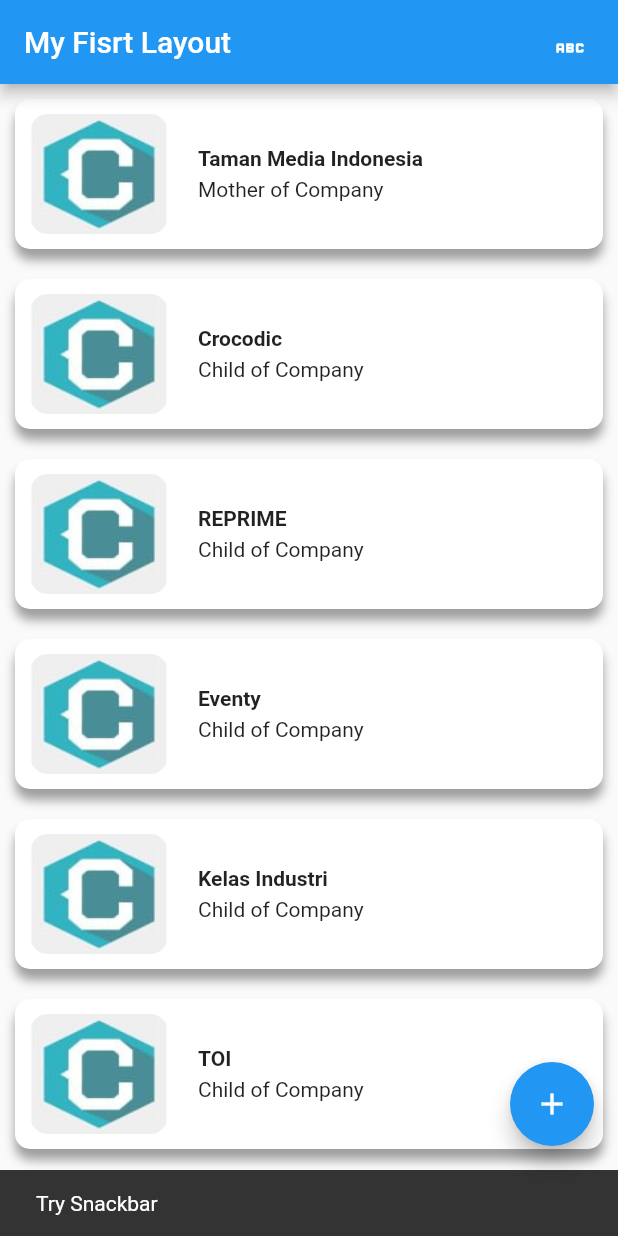
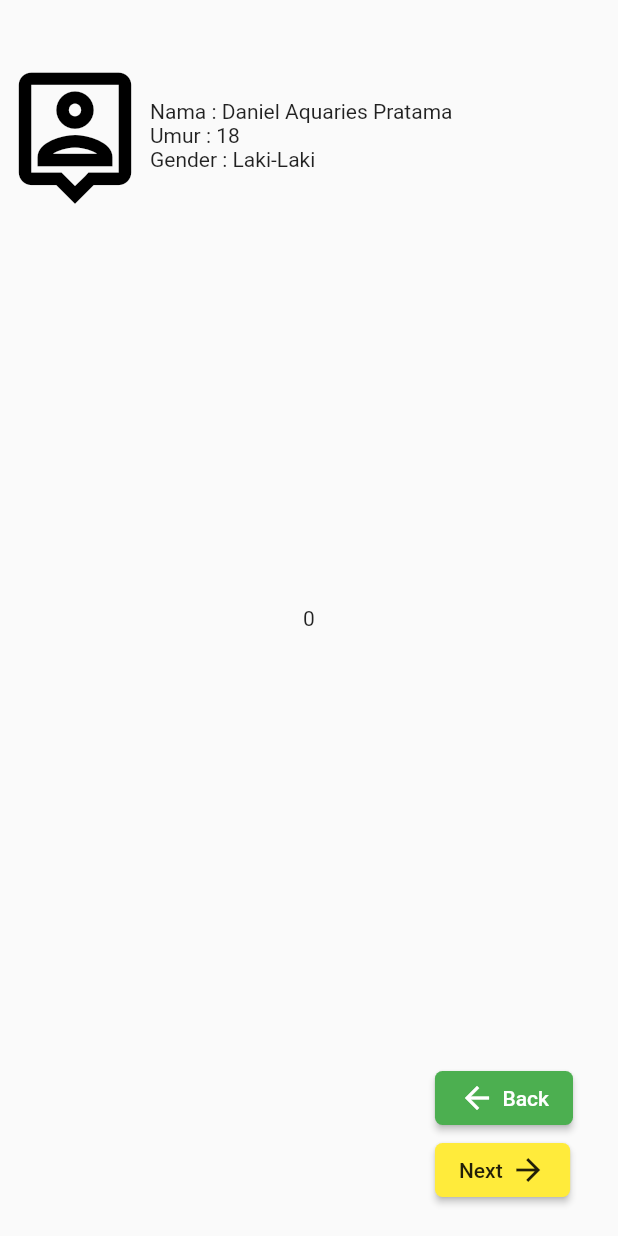
Before and after one commit to danielaquaries20/Flutter-Trial-Week-1, a Flutter app: the screen it shows after launch, after a tap on the "add" icon, on a phone screen of 412 x 824 dp. Run offline on Flutter 3.47's test engine with Material 2 defaults, Android fonts, the phone set to English and light mode, and no system bars; our stand-ins replace go_router.

Commit message:
Menambahkan Trial Layout 1

```diff
--- a/lib/my_first_layout.dart
+++ b/lib/my_first_layout.dart
@@ -83,11 +83,14 @@ class _MyFirstLayoutState extends State<MyFirstLayout> {
         ),
       ),
       floatingActionButton: FloatingActionButton(
-        onPressed: () => ScaffoldMessenger.of(context).showSnackBar(
-          const SnackBar(
-            content: Text("Try Snackbar"),
-          ),
-        ),
+        onPressed: () => {
+          // ScaffoldMessenger.of(context).showSnackBar(
+          //   const SnackBar(
+          //     content: Text("Try Snackbar"),
+          //   ),
+          // ),
+          context.push('/trial_layout_1')
+        },
         child: const Icon(Icons.add),
       ),
     );
--- a/lib/router.dart
+++ b/lib/router.dart
@@ -3,6 +3,7 @@ import 'package:go_router/go_router.dart';
 import 'package:week1/detail_screen.dart';
 import 'package:week1/my_first_layout.dart';
 import 'package:week1/profile.dart';
+import 'package:week1/trial_layout_1.dart';
 
 final router = GoRouter(
   routes: [
@@ -23,6 +24,10 @@ final router = GoRouter(
           ),
         );
       },
-    )
+    ),
+    GoRoute(
+      path: '/trial_layout_1',
+      builder: (context, state) => const TrialLayout1(),
+    ),
   ],
 );
--- /dev/null
+++ b/lib/trial_layout_1.dart
@@ -0,0 +1,121 @@
+import 'package:flutter/material.dart';
+import 'package:go_router/go_router.dart';
+
+class TrialLayout1 extends StatefulWidget {
+  const TrialLayout1({super.key});
+
+  @override
+  State<TrialLayout1> createState() => _TrialLayout1();
+}
+
+class _TrialLayout1 extends State<TrialLayout1> {
+  var number = 0;
+  @override
+  Widget build(BuildContext context) {
+    return Scaffold(
+      body: Stack(
+        children: [
+          ButtonBottom(),
+          DataPerson(),
+          Align(
+            alignment: Alignment.center,
+            child: Text(number.toString()),
+          )
+        ],
+      ),
+    );
+  }
+
+  Align ButtonBottom() {
+    return Align(
+      alignment: Alignment.bottomRight,
+      child: Container(
+        margin: const EdgeInsets.only(bottom: 20, right: 30),
+        child: Column(
+          crossAxisAlignment: CrossAxisAlignment.start,
+          mainAxisSize: MainAxisSize.min,
+          children: [
+            MaterialButton(
+              onPressed: () => context.pop(),
+              color: Colors.green,
+              shape: RoundedRectangleBorder(
+                  borderRadius: BorderRadius.circular(5)),
+              child: Row(
+                mainAxisAlignment: MainAxisAlignment.center,
+                mainAxisSize: MainAxisSize.min,
+                children: [
+                  Container(
+                    margin: const EdgeInsets.only(right: 5),
+                    child: const Icon(
+                      Icons.arrow_back,
+                      color: Colors.white,
+                    ),
+                  ),
+                  const Text(
+                    'Back',
+                    style: TextStyle(color: Colors.white),
+                  ),
+                ],
+              ),
+            ),
+            MaterialButton(
+              onPressed: () {
+                setState(() {
+                  number += 2;
+                });
+              },
+              color: Colors.yellow,
+              shape: RoundedRectangleBorder(
+                  borderRadius: BorderRadius.circular(5)),
+              child: Row(
+                mainAxisAlignment: MainAxisAlignment.center,
+                mainAxisSize: MainAxisSize.min,
+                children: [
+                  const Text(
+                    'Next',
+                    style: TextStyle(color: Colors.black87),
+                  ),
+                  Container(
+                    margin: const EdgeInsets.only(left: 5),
+                    child: const Icon(
+                      Icons.arrow_forward,
+                      color: Colors.black87,
+                    ),
+                  ),
+                ],
+              ),
+            )
+          ],
+        ),
+      ),
+    );
+  }
+
+  Align DataPerson() {
+    return Align(
+      alignment: Alignment.topLeft,
+      child: Container(
+        margin: const EdgeInsets.only(top: 40),
+        child: Row(
+          children: [
+            const Icon(
+              Icons.person_pin_outlined,
+              color: Colors.black,
+              size: 100,
+            ),
+            Column(
+              crossAxisAlignment: CrossAxisAlignment.start,
+              mainAxisAlignment: MainAxisAlignment.center,
+              mainAxisSize: MainAxisSize.min,
+              children: [
+                const Text('Nama : Daniel Aquaries Pratama'),
+                const Text('Umur : 18'),
+                const Text('Gender : Laki-Laki'),
+              ],
+            )
+          ],
+        ),
+      ),
+    );
+  }
+}
```
